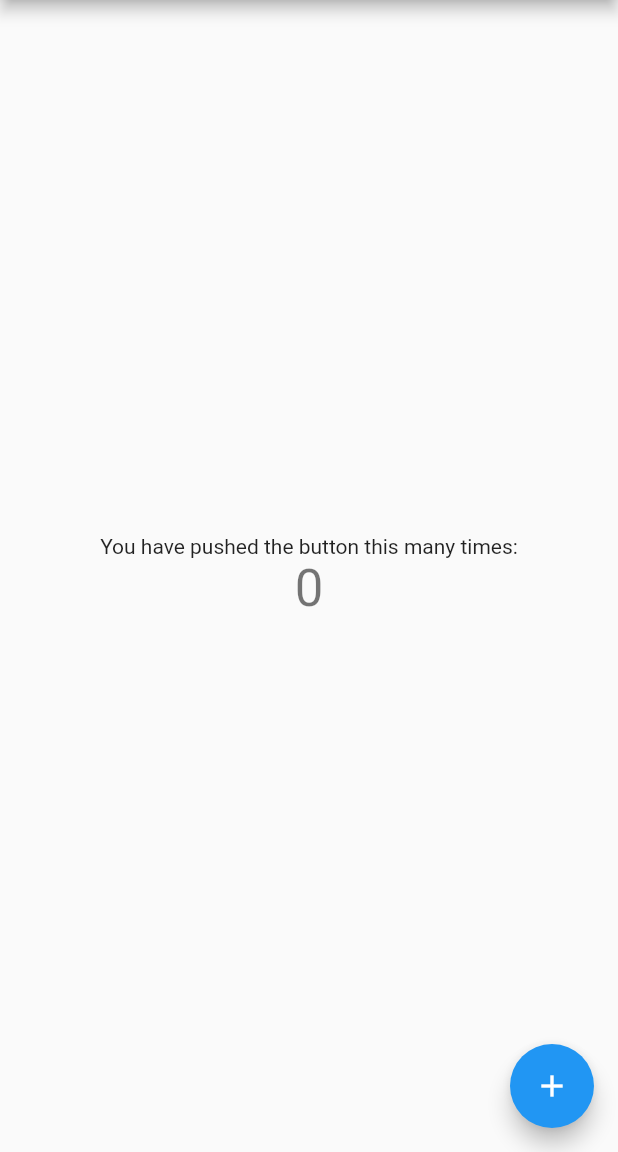
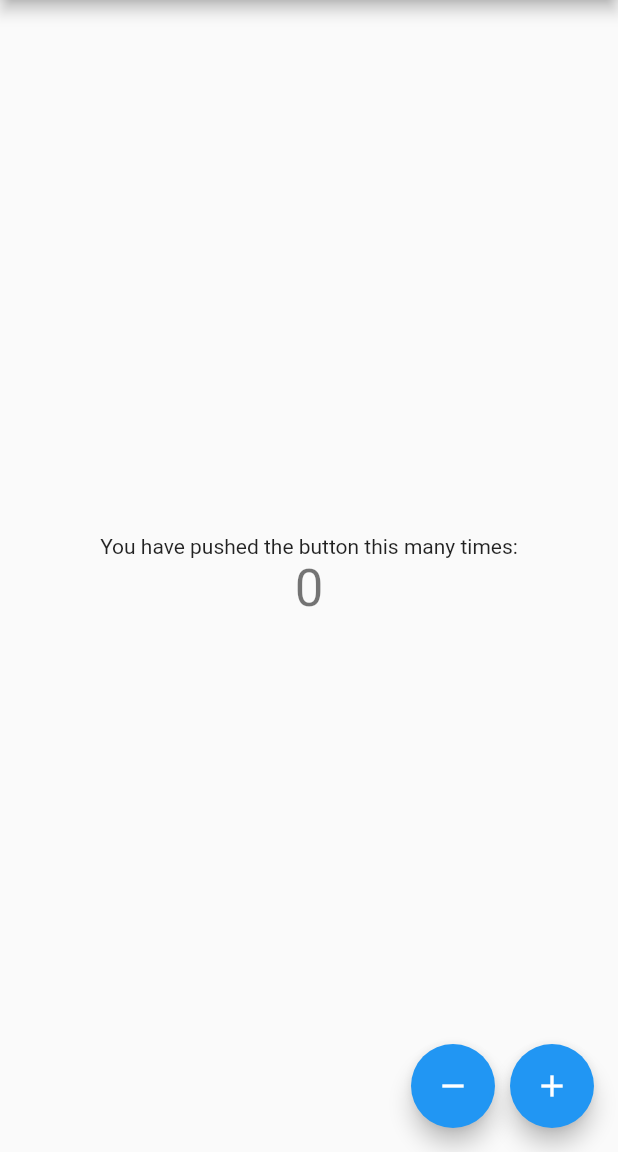
Before and after one commit to m-vishnuraj/BLOC-SAMPLE-FLUTTER, a Flutter app: the screen it shows after launch, on a phone screen of 412 x 824 dp, the part 84-1236 px from its top. Run offline on Flutter 3.47's test engine with Material 2 defaults, Android fonts, the phone set to English and light mode, and no system bars; our stand-ins replace bloc, flutter_bloc.

```diff
--- /dev/null
+++ b/lib/counter/counter_event.dart
@@ -0,0 +1,8 @@
+part of 'counter_bloc.dart';
+
+@immutable
+abstract class CounterEvent {}
+
+class Increment extends CounterEvent {}
+
+class Decrement extends CounterEvent {}
--- /dev/null
+++ b/lib/counter/counter_state.dart
@@ -0,0 +1,11 @@
+part of 'counter_bloc.dart';
+
+class CounterState {
+  final int count;
+
+  CounterState({required this.count});
+}
+
+class InitialState extends CounterState {
+  InitialState() : super(count: 0);
+}
--- a/lib/main.dart
+++ b/lib/main.dart
@@ -1,4 +1,6 @@
+import 'package:bloc_sample/counter/counter_bloc.dart';
 import 'package:flutter/material.dart';
+import 'package:flutter_bloc/flutter_bloc.dart';
 
 void main() {
   runApp(const MyApp());
@@ -10,7 +12,9 @@ class MyApp extends StatelessWidget {
   // This widget is the root of your application.
   @override
   Widget build(BuildContext context) {
-    return MaterialApp(
+    return BlocProvider(
+      create: (context) => CounterBloc(),
+      child: MaterialApp(
         title: 'Flutter Demo',
         theme: ThemeData(
           // This is the theme of your application.
@@ -25,41 +29,14 @@ class MyApp extends StatelessWidget {
           primarySwatch: Colors.blue,
         ),
         home: const MyHomePage(title: 'Flutter Demo Home Page'),
+      ),
     );
   }
 }
 
-class MyHomePage extends StatefulWidget {
+class MyHomePage extends StatelessWidget {
+  final String title;
   const MyHomePage({super.key, required this.title});
-
-  // This widget is the home page of your application. It is stateful, meaning
-  // that it has a State object (defined below) that contains fields that affect
-  // how it looks.
-
-  // This class is the configuration for the state. It holds the values (in this
-  // case the title) provided by the parent (in this case the App widget) and
-  // used by the build method of the State. Fields in a Widget subclass are
-  // always marked "final".
-
-  final String title;
-
-  @override
-  State<MyHomePage> createState() => _MyHomePageState();
-}
-
-class _MyHomePageState extends State<MyHomePage> {
-  int _counter = 0;
-
-  void _incrementCounter() {
-    setState(() {
-      // This call to setState tells the Flutter framework that something has
-      // changed in this State, which causes it to rerun the build method below
-      // so that the display can reflect the updated values. If we changed
-      // _counter without calling setState(), then the build method would not be
-      // called again, and so nothing would appear to happen.
-      _counter++;
-    });
-  }
 
   @override
   Widget build(BuildContext context) {
@@ -73,7 +50,7 @@ class _MyHomePageState extends State<MyHomePage> {
       appBar: AppBar(
         // Here we take the value from the MyHomePage object that was created by
         // the App.build method, and use it to set our appbar title.
-        title: Text(widget.title),
+        title: Text(title),
       ),
       body: Center(
         // Center is a layout widget. It takes a single child and positions it
@@ -98,17 +75,38 @@ class _MyHomePageState extends State<MyHomePage> {
             const Text(
               'You have pushed the button this many times:',
             ),
-            Text(
-              '$_counter',
+            BlocBuilder<CounterBloc, CounterState>(
+              builder: (context, state) {
+                return Text(
+                  '${state.count}',
                   style: Theme.of(context).textTheme.headline4,
+                );
+              },
             ),
           ],
         ),
       ),
-      floatingActionButton: FloatingActionButton(
-        onPressed: _incrementCounter,
+      floatingActionButton: Row(
+        mainAxisAlignment: MainAxisAlignment.end,
+        children: [
+          FloatingActionButton(
+            onPressed: () {
+              context.read<CounterBloc>().add(Decrement());
+              //BlocProvider.of<CounterBloc>(context).add(Increment());
+            },
+            tooltip: 'Increment',
+            child: const Icon(Icons.remove),
+          ),
+          const SizedBox(width: 10),
+          FloatingActionButton(
+            onPressed: () {
+              context.read<CounterBloc>().add(Increment());
+              //BlocProvider.of<CounterBloc>(context).add(Increment());
+            },
             tooltip: 'Increment',
             child: const Icon(Icons.add),
+          ),
+        ],
       ), // This trailing comma makes auto-formatting nicer for build methods.
     );
   }
--- a/pubspec.yaml
+++ b/pubspec.yaml
@@ -36,6 +36,7 @@ dependencies:
   # The following adds the Cupertino Icons font to your application.
   # Use with the CupertinoIcons class for iOS style icons.
   cupertino_icons: ^1.0.2
+  flutter_bloc: ^8.1.1
 
 dev_dependencies:
   flutter_test:
```
Also changed, not shown: lib/counter/counter_bloc.dart (added, +20 -0 lines), pubspec.lock. Lines whose indentation alone changed are shown as unchanged.
